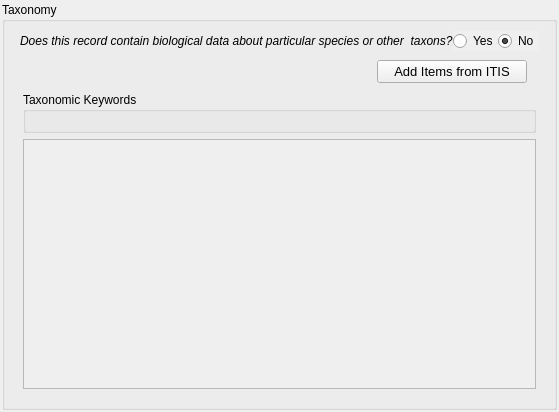
Qt form pymdwizard/gui/ui_files/taxonomy2.ui (DOI-USGS/fort-pymdwizard) before a commit.
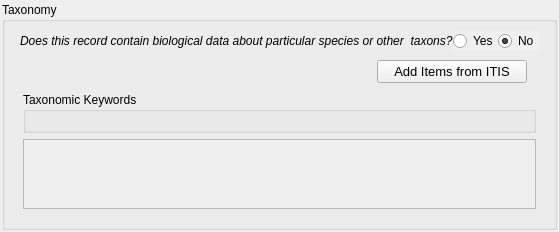
The same form after that commit.

What changed in the file:
```diff
--- a/pymdwizard/gui/ui_files/taxonomy2.ui
+++ b/pymdwizard/gui/ui_files/taxonomy2.ui
@@ -7,11 +7,11 @@
     <x>0</x>
     <y>0</y>
     <width>523</width>
-    <height>404</height>
+    <height>225</height>
    </rect>
   </property>
   <property name="sizePolicy">
-   <sizepolicy hsizetype="Preferred" vsizetype="Expanding">
+   <sizepolicy hsizetype="Preferred" vsizetype="Preferred">
     <horstretch>0</horstretch>
     <verstretch>0</verstretch>
    </sizepolicy>
@@ -129,7 +129,7 @@
         <item>
          <widget class="QWidget" name="widget_contents" native="true">
           <property name="sizePolicy">
-           <sizepolicy hsizetype="Preferred" vsizetype="Expanding">
+           <sizepolicy hsizetype="Preferred" vsizetype="Preferred">
             <horstretch>0</horstretch>
             <verstretch>0</verstretch>
            </sizepolicy>
@@ -206,10 +206,16 @@
            </item>
            <item>
             <widget class="QScrollArea" name="taxoncl_scrollarea">
+             <property name="sizePolicy">
+              <sizepolicy hsizetype="Expanding" vsizetype="Preferred">
+               <horstretch>0</horstretch>
+               <verstretch>0</verstretch>
+              </sizepolicy>
+             </property>
              <property name="minimumSize">
               <size>
                <width>0</width>
-               <height>250</height>
+               <height>0</height>
               </size>
              </property>
              <property name="maximumSize">
@@ -227,7 +233,7 @@
                 <x>0</x>
                 <y>0</y>
                 <width>477</width>
-                <height>248</height>
+                <height>69</height>
                </rect>
               </property>
               <layout class="QVBoxLayout" name="verticalLayout_5"/>
```
